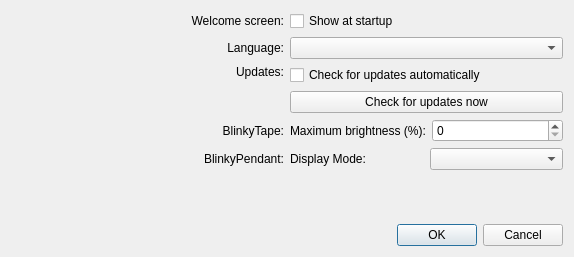
Above: src/app/gui/preferences.ui from Blinkinlabs/PatternPaint before the change. Below: the same form after it.
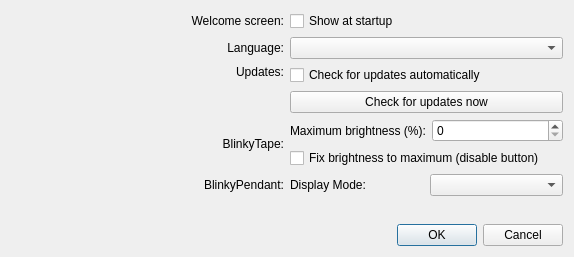
That is the form after the change.

Commit message: BlinkyTape: add checkbox to disable brightness button

Diff of the .ui file:
```diff
--- a/src/app/gui/preferences.ui
+++ b/src/app/gui/preferences.ui
@@ -65,7 +65,9 @@
       </widget>
      </item>
      <item row="3" column="1">
-      <layout class="QHBoxLayout" name="horizontalLayout_3">
+      <layout class="QVBoxLayout" name="verticalLayout_5">
+       <item>
+        <layout class="QHBoxLayout" name="horizontalLayout_2">
        <item>
         <widget class="QLabel" name="label_5">
          <property name="text">
@@ -75,6 +77,15 @@
        </item>
        <item>
         <widget class="QSpinBox" name="blinkyTapeMaxBrightness"/>
+         </item>
+        </layout>
+       </item>
+       <item>
+        <widget class="QCheckBox" name="blinkyTapeFixedBrightness">
+         <property name="text">
+          <string>Fix brightness to maximum (disable button)</string>
+         </property>
+        </widget>
        </item>
       </layout>
      </item>
```
Lines whose indentation alone changed are shown as unchanged. The commit also changes 4 other files.
